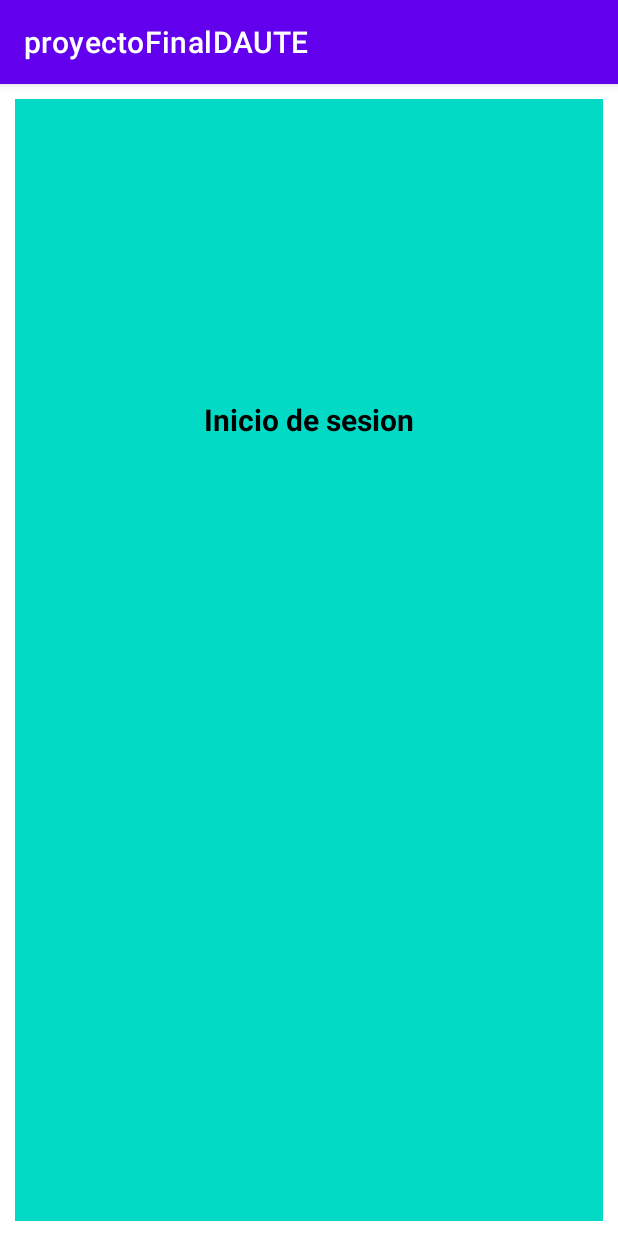
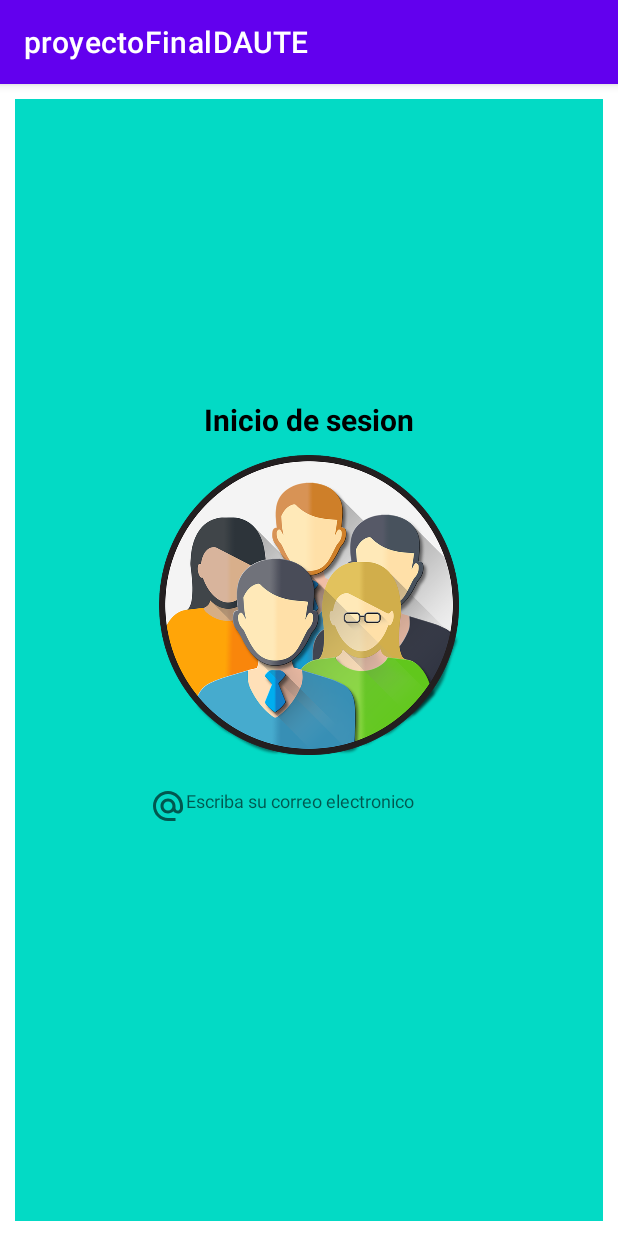
Before and after one commit to abellhd026/proyectoFinalDAUTE, an Android app: the screen it shows after launch (MainActivity), on a phone screen of 412 x 824 dp. Run offline under Robolectric (Android 15) with nearby library versions, the phone set to English and light mode, and no system bars.

Commit message:
Editext -introduccion a correo electronico

```diff
--- /dev/null
+++ b/app/src/main/res/drawable/ic_mail.xml
@@ -0,0 +1,10 @@
+<vector xmlns:android="http://schemas.android.com/apk/res/android"
+    android:width="24dp"
+    android:height="24dp"
+    android:viewportWidth="24"
+    android:viewportHeight="24"
+    android:tint="?attr/colorControlNormal">
+  <path
+      android:fillColor="@android:color/white"
+      android:pathData="M12,2C6.48,2 2,6.48 2,12s4.48,10 10,10h5v-2h-5c-4.34,0 -8,-3.66 -8,-8s3.66,-8 8,-8 8,3.66 8,8v1.43c0,0.79 -0.71,1.57 -1.5,1.57s-1.5,-0.78 -1.5,-1.57L17,12c0,-2.76 -2.24,-5 -5,-5s-5,2.24 -5,5 2.24,5 5,5c1.38,0 2.64,-0.56 3.54,-1.47 0.65,0.89 1.77,1.47 2.96,1.47 1.97,0 3.5,-1.6 3.5,-3.57L22,12c0,-5.52 -4.48,-10 -10,-10zM12,15c-1.66,0 -3,-1.34 -3,-3s1.34,-3 3,-3 3,1.34 3,3 -1.34,3 -3,3z"/>
+</vector>
--- a/app/src/main/res/layout/activity_main.xml
+++ b/app/src/main/res/layout/activity_main.xml
@@ -29,8 +29,20 @@
         android:layout_height="200dp"
         android:layout_gravity="center"
         android:layout_marginTop="10dp"
-        tools:srcCompat="@drawable/usuario" />
+        android:src="@drawable/usuario" />
 
+    <EditText
+        android:id="@+id/editTextTextMultiLine"
+        android:layout_width="220dp"
+        android:layout_height="wrap_content"
+        android:layout_gravity="center"
+        android:layout_marginTop="12dp"
+        android:drawableStart="@drawable/ic_mail"
+        android:textSize="12dp"
+        android:hint="Escriba su correo electronico"
+        android:ems="10"
+        android:gravity="start|top"
+        android:inputType="textMultiLine" />
 
 
 </androidx.appcompat.widget.LinearLayoutCompat>
```
